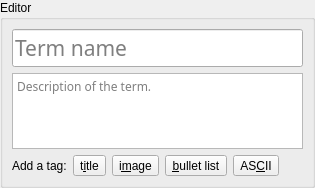
Before: the Qt Designer form src/widgets/qtdesigner/QTermEditor.ui in aparaatti/definator, drawn with Qt 5.
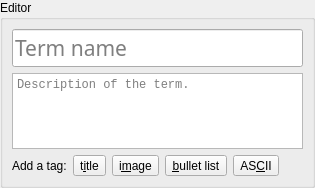
After: the same form once the commit is applied.

What changed in the file:
```diff
--- a/src/widgets/qtdesigner/QTermEditor.ui
+++ b/src/widgets/qtdesigner/QTermEditor.ui
@@ -76,7 +76,7 @@
         </property>
         <property name="font">
          <font>
-          <family>Oxygen Mono</family>
+          <family>Monospace</family>
          </font>
         </property>
         <property name="sizeAdjustPolicy">
```
